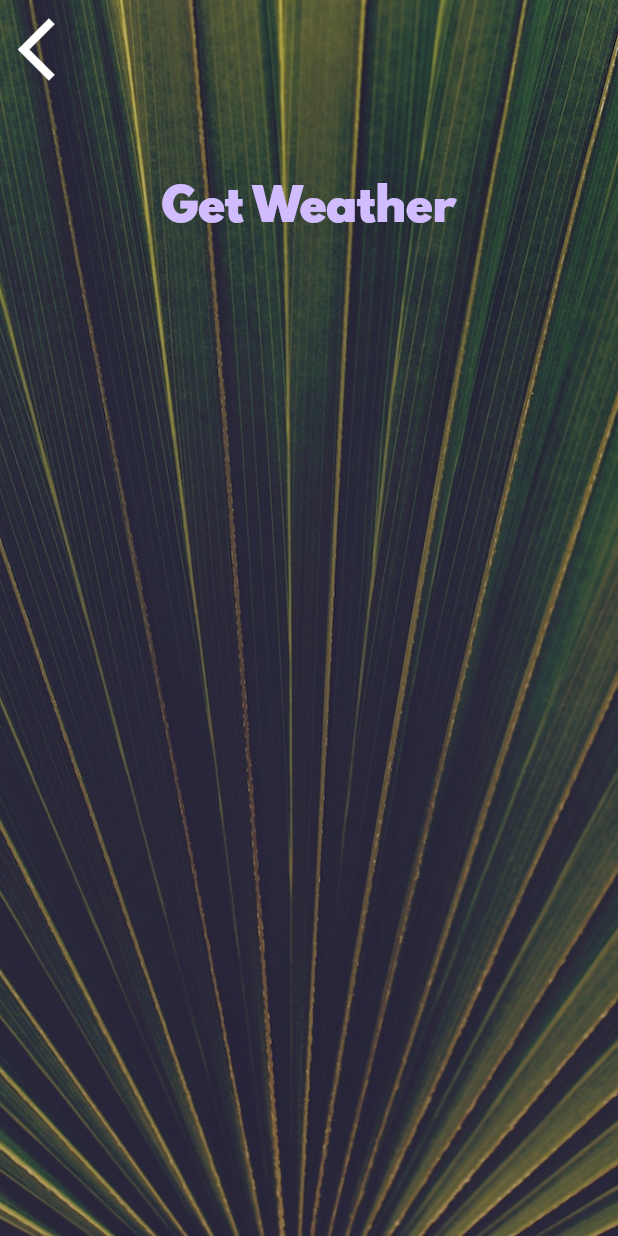
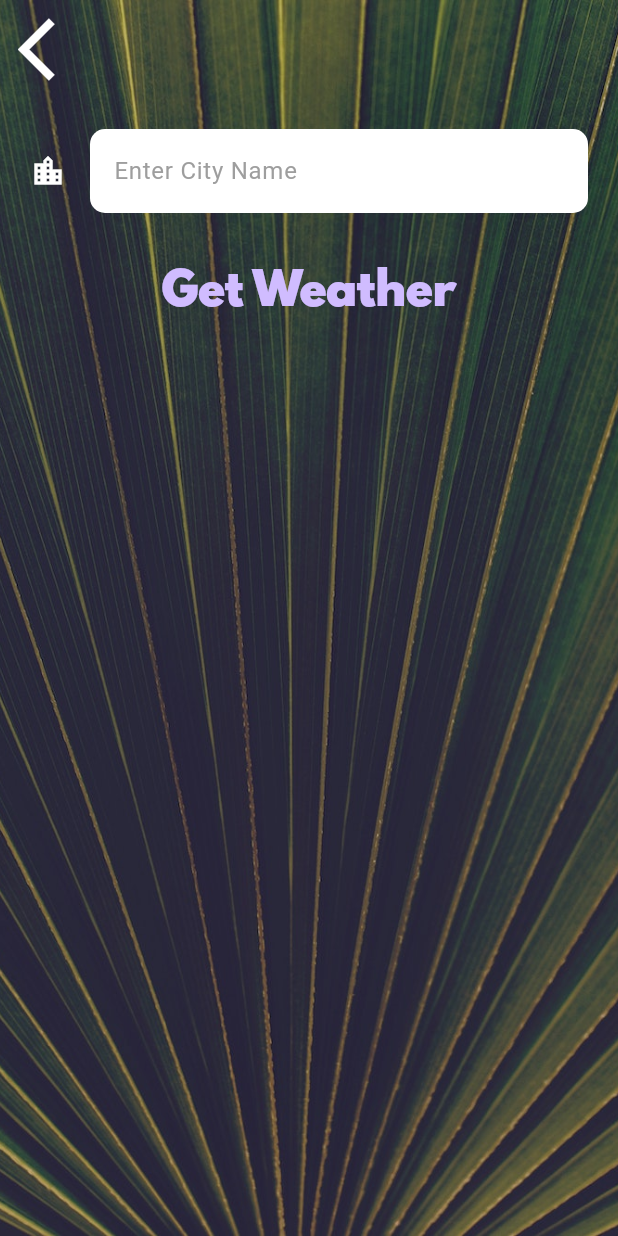
Before and after one commit to rahulmathur87/Clima, a Flutter app: the CityScreen screen opened directly, on a phone screen of 412 x 824 dp. Run offline on Flutter 3.47's test engine with Material 3 defaults, Android fonts, the phone set to English and light mode, and no system bars; our stand-ins replace flutter_dotenv, flutter_spinkit, geolocator.

Commit message:
added city_screen.dart and created textfield

```diff
--- a/lib/screens/city_screen.dart
+++ b/lib/screens/city_screen.dart
@@ -24,7 +24,9 @@
               Align(
                 alignment: Alignment.topLeft,
                 child: TextButton(
-                  onPressed: () {},
+                  onPressed: () {
+                    Navigator.pop(context);
+                  },
                   child: Icon(
                     Icons.arrow_back_ios,
                     size: 50.0,
@@ -34,14 +36,17 @@
               ),
               Container(
                 padding: EdgeInsets.all(20.0),
-                child: null,
+                child: TextField(
+                  style: TextStyle(color: Colors.black),
+                  decoration: kTextFieldInputDecoration,
+                  onChanged: (value) {
+                    print(value);
+                  },
+                ),
               ),
               TextButton(
                 onPressed: () {},
-                child: Text(
-                  'Get Weather',
-                  style: kButtonTextStyle,
-                ),
+                child: Text('Get Weather', style: kButtonTextStyle),
               ),
             ],
           ),
--- a/lib/utilities/constants.dart
+++ b/lib/utilities/constants.dart
@@ -18,3 +18,15 @@
 const kConditionTextStyle = TextStyle(
   fontSize: 100.0,
 );
+
+const kTextFieldInputDecoration = InputDecoration(
+  filled: true,
+  fillColor: Colors.white,
+  icon: Icon(Icons.location_city, color: Colors.white),
+  hintText: 'Enter City Name',
+  hintStyle: TextStyle(color: Colors.grey),
+  border: OutlineInputBorder(
+    borderRadius: BorderRadius.all(Radius.circular(10.0)),
+    borderSide: BorderSide.none,
+  ),
+);
```
Also changed, not shown: lib/screens/location_screen.dart (+7 -1 lines).
